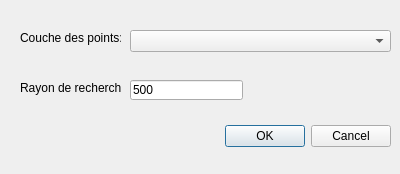
Above: ui_connect.ui from Obenj/networks before the change. Below: the same form after it.
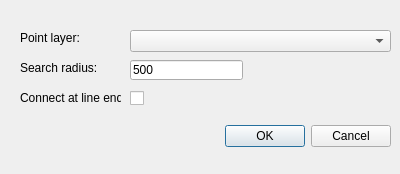
That is the form after the change.

```diff
--- a/ui_connect.ui
+++ b/ui_connect.ui
@@ -43,7 +43,7 @@
    <property name="geometry">
     <rect>
      <x>130</x>
-     <y>80</y>
+     <y>60</y>
      <width>113</width>
      <height>20</height>
     </rect>
@@ -62,20 +62,46 @@
     </rect>
    </property>
    <property name="text">
-    <string>Couche des points:</string>
+    <string>Point layer:</string>
    </property>
   </widget>
   <widget class="QLabel" name="label_2">
    <property name="geometry">
     <rect>
      <x>20</x>
-     <y>80</y>
+     <y>60</y>
      <width>101</width>
      <height>16</height>
     </rect>
    </property>
    <property name="text">
-    <string>Rayon de recherche:</string>
+    <string>Search radius:</string>
+   </property>
+  </widget>
+  <widget class="QLabel" name="label_3">
+   <property name="geometry">
+    <rect>
+     <x>20</x>
+     <y>90</y>
+     <width>101</width>
+     <height>16</height>
+    </rect>
+   </property>
+   <property name="text">
+    <string>Connect at line ends:</string>
+   </property>
+  </widget>
+  <widget class="QCheckBox" name="checkBox">
+   <property name="geometry">
+    <rect>
+     <x>130</x>
+     <y>90</y>
+     <width>70</width>
+     <height>17</height>
+    </rect>
+   </property>
+   <property name="text">
+    <string/>
    </property>
   </widget>
  </widget>
```
Left out of the diff: 3 changed lines with no effect on the pictures.
